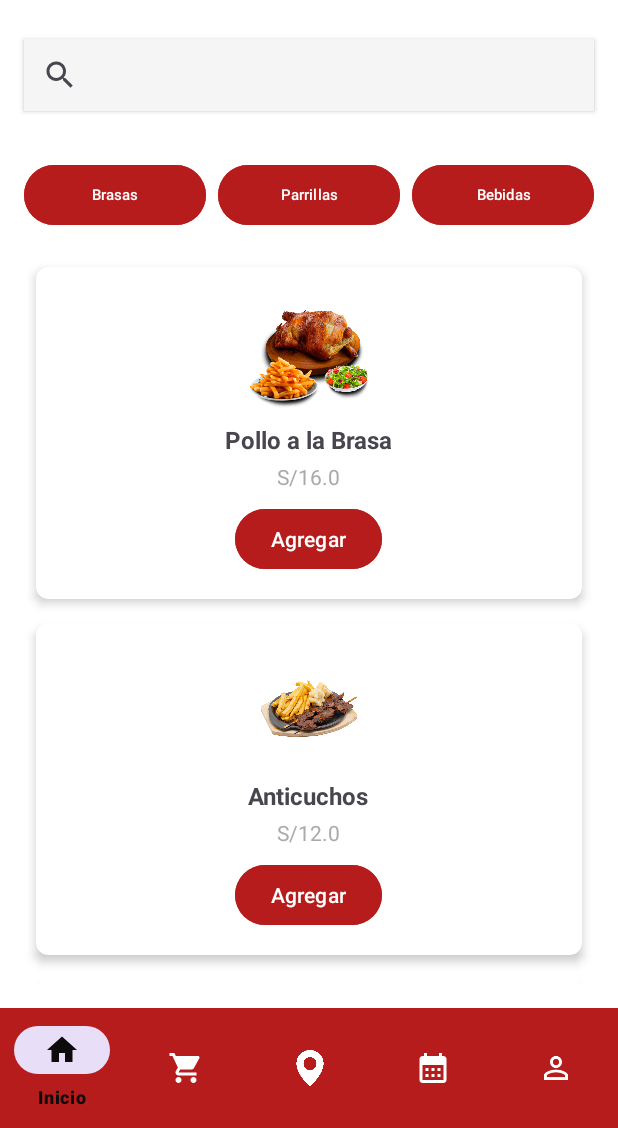
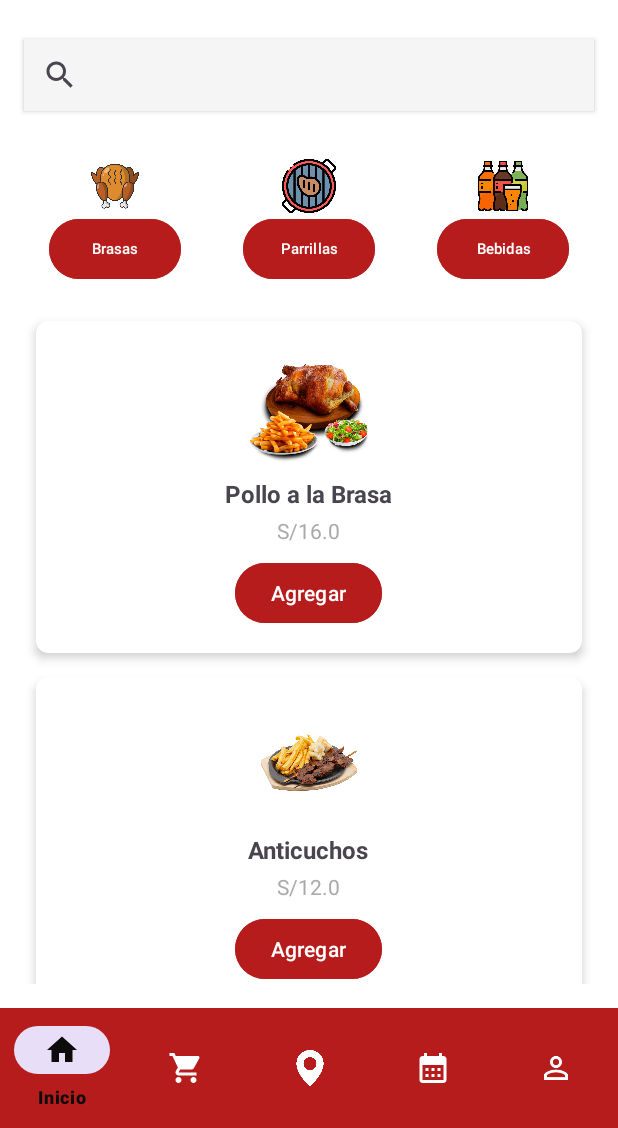
Before and after one commit to nDamt/ElPollonMovil, an Android app: the MainActivity screen opened directly, with no data from a screen before it, on a phone screen of 412 x 824 dp, the part 108-1236 px from its top. Run offline under Robolectric (Android 15) with nearby library versions, the phone set to English and light mode, and no system bars.

Commit message:
Se agrego imagenes en los botones de activity_main.xml y se modifico mensaje de cantidad de un producto en el carrito

```diff
--- a/app/src/main/java/com/example/examenfinal/CartAdapter.kt
+++ b/app/src/main/java/com/example/examenfinal/CartAdapter.kt
@@ -26,7 +26,7 @@ class CartAdapter(
         holder.productName.text = product.name
         holder.productPrice.text = "S/${String.format("%.2f", product.price)}"
         holder.productImage.setImageResource(product.imageResource)
-        holder.productQuantity.text = "Cantidad: ${product.quantity}"
+        holder.productQuantity.text = "${product.quantity}"
 
         holder.deleteButton.setOnClickListener {
             onDeleteClick(product)
@@ -34,14 +34,14 @@ class CartAdapter(
 
         holder.btnSumar.setOnClickListener {
             product.quantity++
-            holder.productQuantity.text = "Cantidad: ${product.quantity}"
+            holder.productQuantity.text = "${product.quantity}"
             onQuantityChanged()
         }
 
         holder.btnRestar.setOnClickListener {
             if (product.quantity > 1) {
                 product.quantity--
-                holder.productQuantity.text = "Cantidad: ${product.quantity}"
+                holder.productQuantity.text = "${product.quantity}"
                 onQuantityChanged()
             }
         }
--- a/app/src/main/res/layout/activity_main.xml
+++ b/app/src/main/res/layout/activity_main.xml
@@ -61,7 +61,7 @@
         android:background="#F5F5F5"
         android:elevation="2dp" />
 
-    <!-- Botones de filtro -->
+    <!-- Botones con imagen -->
     <LinearLayout
         android:id="@+id/filter_buttons"
         android:layout_width="match_parent"
@@ -70,42 +70,85 @@
         android:layout_marginHorizontal="16dp"
         android:layout_marginTop="16dp"
         android:orientation="horizontal"
+        android:gravity="center"
+        android:weightSum="3">
+
+        <LinearLayout
+            android:layout_width="0dp"
+            android:layout_height="wrap_content"
+            android:layout_weight="1"
+            android:orientation="vertical"
             android:gravity="center">
+
+            <ImageView
+                android:layout_width="36dp"
+                android:layout_height="36dp"
+                android:src="@drawable/ic_brasas"
+                android:contentDescription="Brasas" />
 
             <Button
                 android:id="@+id/btn_brasas"
-            android:layout_width="0dp"
+                android:layout_width="wrap_content"
                 android:layout_height="wrap_content"
-            android:layout_weight="1"
                 android:text="Brasas"
                 android:textSize="10sp"
                 android:backgroundTint="#B71C1C"
-            android:textColor="#FFFFFF" />
+                android:textColor="#FFFFFF"
+                android:paddingHorizontal="16dp" />
+        </LinearLayout>
 
-        <Button
-            android:id="@+id/btn_parrillas"
+        <LinearLayout
             android:layout_width="0dp"
             android:layout_height="wrap_content"
             android:layout_marginStart="8dp"
             android:layout_weight="1"
+            android:orientation="vertical"
+            android:gravity="center">
+
+            <ImageView
+                android:layout_width="36dp"
+                android:layout_height="36dp"
+                android:src="@drawable/ic_parrilla"
+                android:contentDescription="Parrillas" />
+
+            <Button
+                android:id="@+id/btn_parrillas"
+                android:layout_width="wrap_content"
+                android:layout_height="wrap_content"
                 android:text="Parrillas"
                 android:textSize="10sp"
                 android:backgroundTint="#B71C1C"
-            android:textColor="#FFFFFF" />
+                android:textColor="#FFFFFF"
+                android:paddingHorizontal="16dp" />
+        </LinearLayout>
 
-        <Button
-            android:id="@+id/btn_bebidas"
+        <LinearLayout
             android:layout_width="0dp"
             android:layout_height="wrap_content"
             android:layout_marginStart="8dp"
             android:layout_weight="1"
+            android:orientation="vertical"
+            android:gravity="center">
+
+            <ImageView
+                android:layout_width="36dp"
+                android:layout_height="36dp"
+                android:src="@drawable/ic_bebidas"
+                android:contentDescription="Bebidas" />
+
+            <Button
+                android:id="@+id/btn_bebidas"
+                android:layout_width="wrap_content"
+                android:layout_height="wrap_content"
                 android:text="Bebidas"
                 android:textSize="10sp"
                 android:backgroundTint="#B71C1C"
-            android:textColor="#FFFFFF" />
+                android:textColor="#FFFFFF"
+                android:paddingHorizontal="16dp" />
+        </LinearLayout>
     </LinearLayout>
 
-    <!-- Lista de elementos -->
+    <!-- Lista de productos -->
     <androidx.recyclerview.widget.RecyclerView
         android:id="@+id/recycler_view"
         android:layout_width="match_parent"
@@ -115,7 +158,7 @@
         android:layout_margin="16dp"
         android:background="#FFFFFF" />
 
-    <!-- Navegación inferior -->
+    <!-- Barra de navegación inferior -->
     <com.google.android.material.bottomnavigation.BottomNavigationView
         android:id="@+id/bottom_navigation"
         android:layout_width="match_parent"
@@ -125,5 +168,4 @@
         app:itemIconTint="@color/nav_item_color"
         app:itemTextColor="@color/nav_item_color"
         app:menu="@menu/bottom_navigation_menu" />
-
 </RelativeLayout>
```
Also changed, not shown: app/src/main/res/drawable/ic_bebidas.png (added), app/src/main/res/drawable/ic_brasas.png (added), app/src/main/res/drawable/ic_parrilla.png (added). Lines whose indentation alone changed are shown as unchanged.
